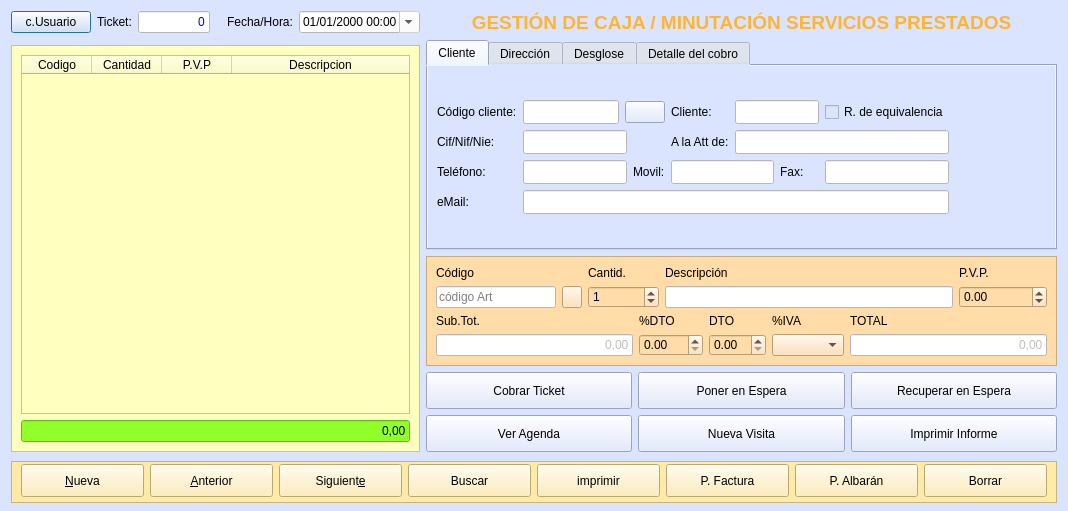
The window that TPV/frmcajaminuta.ui (arcnexus/RedFoX) describes before a commit, drawn with Qt 5.
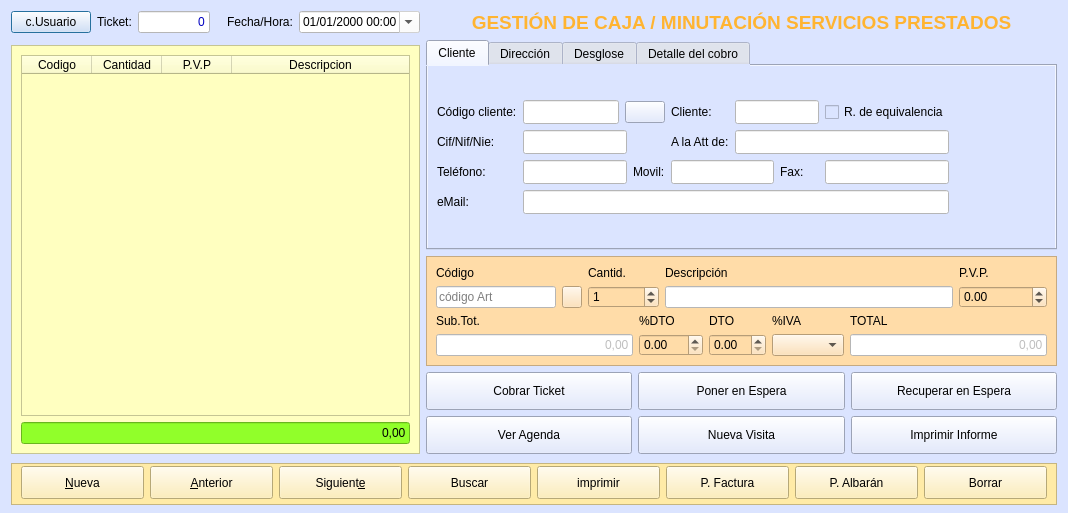
The same window after the commit. The open tabs and pages were chosen to show the change. Icons and pictures are not drawn.

Commit message:
tamaño mainwindow.ui en linux
cambios menores BD

What changed in the file:
```diff
--- a/TPV/frmcajaminuta.ui
+++ b/TPV/frmcajaminuta.ui
@@ -7,7 +7,7 @@
     <x>0</x>
     <y>0</y>
     <width>1068</width>
-    <height>511</height>
+    <height>513</height>
    </rect>
   </property>
   <property name="windowTitle">
```
Left out of the diff: 73 changed lines with no effect on the pictures. The commit also changes 7 other files.
